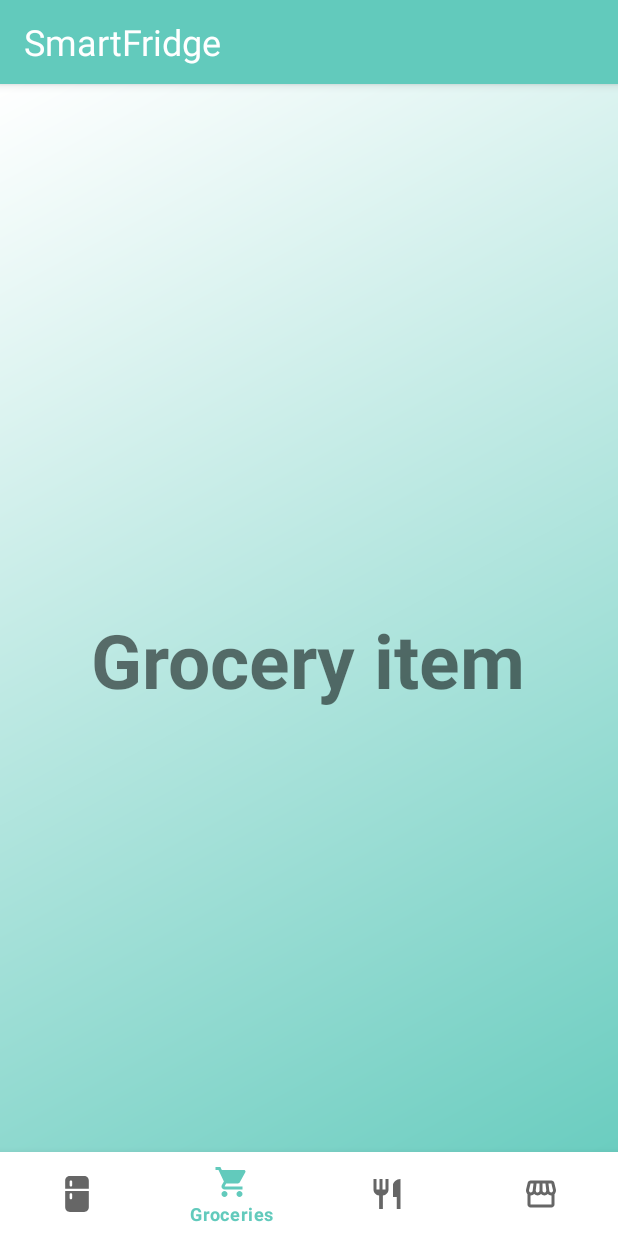
After one commit to hana545/SmartFridge, an Android app: the GroceryItemActivity screen opened directly, with no data from a screen before it, on a phone screen of 412 x 824 dp. The commit adds this screen. Run offline under Robolectric (Android 15) with nearby library versions, the phone set to English and light mode, and no system bars; our stand-ins replace Firebase (no records; nobody signed in at launch, a user with empty details on screens opened directly); Roboto replaces fonts that are not available here; 1 statement that could not run was skipped.

Commit message:
Added grocery item activity

```diff
--- a/app/src/main/AndroidManifest.xml
+++ b/app/src/main/AndroidManifest.xml
@@ -17,6 +17,7 @@
         <activity android:name=".StoresActivity" />
         <activity android:name=".RecipesActivity" />
         <activity android:name=".GroceryActivity" />
+        <activity android:name=".GroceryItemActivity" />
         <activity android:name=".HomeActivity" />
         <activity
             android:name=".LoginActivity"
--- /dev/null
+++ b/app/src/main/java/hr/riteh/sl/smartfridge/GroceryItemActivity.java
@@ -0,0 +1,108 @@
+package hr.riteh.sl.smartfridge;
+
+import android.content.Intent;
+import android.os.Bundle;
+import android.view.MenuItem;
+import android.view.View;
+import android.widget.ArrayAdapter;
+import android.widget.Spinner;
+import android.widget.Toast;
+
+import androidx.annotation.NonNull;
+import androidx.appcompat.app.ActionBar;
+import androidx.appcompat.app.AppCompatActivity;
+import androidx.recyclerview.widget.LinearLayoutManager;
+
+import com.google.android.material.bottomnavigation.BottomNavigationView;
+import com.google.android.material.floatingactionbutton.FloatingActionButton;
+import com.google.firebase.database.DataSnapshot;
+import com.google.firebase.database.DatabaseError;
+import com.google.firebase.database.DatabaseReference;
+import com.google.firebase.database.FirebaseDatabase;
+import com.google.firebase.database.Query;
+import com.google.firebase.database.ValueEventListener;
+
+import java.util.Collections;
+
+import hr.riteh.sl.smartfridge.FirebaseDatabase.Grocery;
+
+public class GroceryItemActivity extends AppCompatActivity {
+
+    private DatabaseReference db = FirebaseDatabase.getInstance().getReference();
+    private Query grocery_query;
+    private String grocery_name;
+    private String grocery_quantity;
+    private String grocery_exp_date;
+
+    @Override
+    protected void onCreate(Bundle savedInstanceState) {
+        super.onCreate(savedInstanceState);
+        setContentView(R.layout.activity_grocery_item);
+
+        BottomNavigationView bottomNavigationView = findViewById(R.id.bottom_navigation);
+
+        bottomNavigationView.setSelectedItemId(R.id.grocery);
+
+        bottomNavigationView.setOnNavigationItemSelectedListener(new BottomNavigationView.OnNavigationItemSelectedListener() {
+            @Override
+            public boolean onNavigationItemSelected(@NonNull MenuItem item) {
+                switch (item.getItemId()) {
+                    case R.id.grocery:
+
+                        return true;
+                    case R.id.fridge:
+                        startActivity(new Intent(getApplicationContext(), HomeActivity.class));
+                        overridePendingTransition(0, 0);
+                        return true;
+                    case R.id.recipes:
+                        startActivity(new Intent(getApplicationContext(), RecipesActivity.class));
+                        overridePendingTransition(0, 0);
+                        return true;
+                    case R.id.stores:
+                        startActivity(new Intent(getApplicationContext(), StoresActivity.class));
+                        overridePendingTransition(0, 0);
+                        return true;
+
+                }
+                return false;
+            }
+        });
+        getSupportActionBar().setDisplayOptions(ActionBar.DISPLAY_SHOW_CUSTOM); //bellow setSupportActionBar(toolbar);
+        getSupportActionBar().setCustomView(R.layout.titlebar);
+
+        Bundle extras = getIntent().getExtras();
+        String grocery_id = extras.getString("selected_grocery");
+        System.out.println(grocery_id);
+        /*grocery_query = db.child("grocery").orderByChild("groceryID").equalTo(grocery_id);
+        grocery_query.addValueEventListener(new ValueEventListener() {
+            @Override
+            public void onDataChange(@NonNull DataSnapshot snapshot) {
+                Grocery groceryData = snapshot.getValue(Grocery.class);
+                grocery_name = groceryData.grocery_name;
+                grocery_quantity = groceryData.quantity;
+                grocery_exp_date = groceryData.exp_date;
+            }
+            @Override
+            public void onCancelled(@NonNull DatabaseError error) {
+                Toast.makeText(GroceryItemActivity.this, "Something wrong happened with groceries", Toast.LENGTH_LONG).show();
+            }
+        });*/
+
+        /*db.child("grocery").child(groceryID).get().addOnCompleteListener(new OnCompleteListener<DataSnapshot>() {
+            @Override
+            public void onComplete(@NonNull Task<DataSnapshot> task) {
+                if (!task.isSuccessful()) {
+                    Log.e("firebase", "Error getting data", task.getException());
+                }
+                else {
+                    Log.d("firebase", String.valueOf(task.getResult().getValue()));
+                }
+            }
+        });
+*/
+
+        System.out.println(grocery_name);
+
+
+    }
+}
--- /dev/null
+++ b/app/src/main/res/layout/activity_grocery_item.xml
@@ -0,0 +1,30 @@
+<?xml version="1.0" encoding="utf-8"?>
+<RelativeLayout xmlns:android="http://schemas.android.com/apk/res/android"
+    xmlns:app="http://schemas.android.com/apk/res-auto"
+    xmlns:tools="http://schemas.android.com/tools"
+    android:layout_width="match_parent"
+    android:layout_height="match_parent"
+    tools:context=".RecipesActivity"
+    android:background="@drawable/gradient_white_blue">
+
+
+    <TextView
+        android:layout_width="wrap_content"
+        android:layout_height="wrap_content"
+        android:text="Grocery item"
+        android:textStyle="bold"
+        android:textAlignment="center"
+        android:gravity="center"
+        android:textSize="50sp"
+        android:layout_centerInParent="true"
+        />
+    <com.google.android.material.bottomnavigation.BottomNavigationView
+        android:id="@+id/bottom_navigation"
+        android:layout_height="wrap_content"
+        android:layout_width="match_parent"
+        android:layout_alignParentBottom="true"
+        app:itemBackground="?android:attr/windowBackground"
+        app:menu="@menu/menu_navigation"
+        />
+
+</RelativeLayout>
```
Also changed, not shown: app/src/main/java/hr/riteh/sl/smartfridge/GroceryActivity.java (+13 -6 lines), app/src/main/java/hr/riteh/sl/smartfridge/GroceryAdaper.java (+17 -5 lines).
